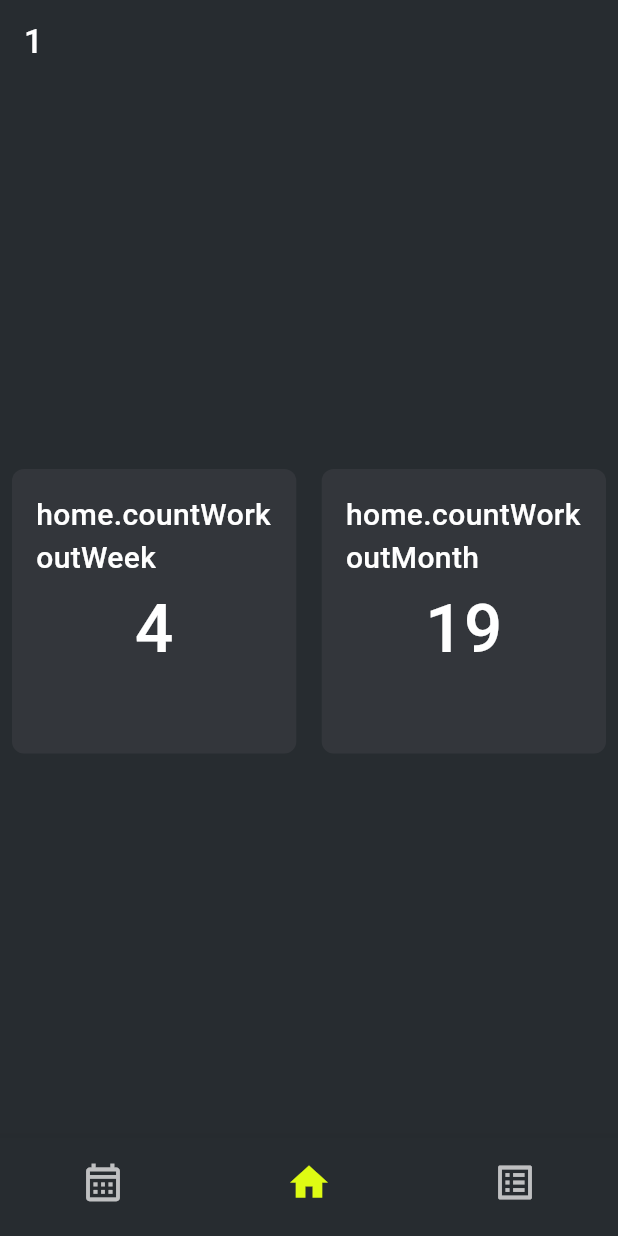
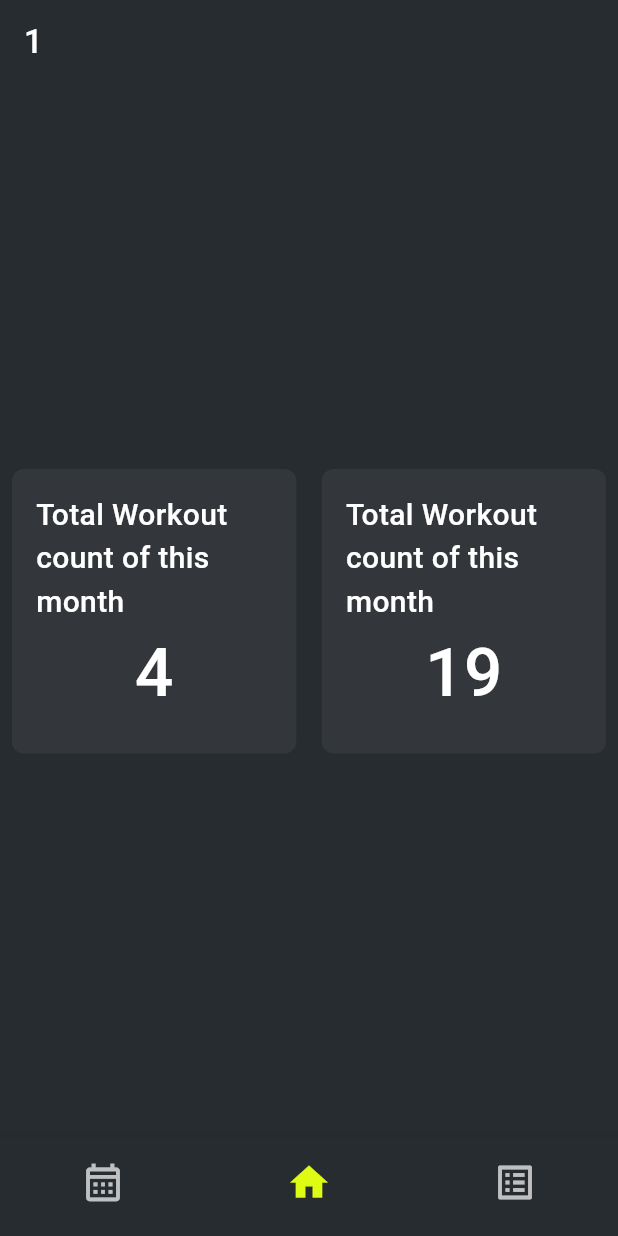
Before and after one commit to BerkCicekler/lifttracker, a Flutter app: the screen it shows after launch, on a phone screen of 412 x 824 dp. Run offline on Flutter 3.47's test engine with Material 2 defaults, Android fonts, the phone set to English and light mode, and no system bars; our stand-ins replace auto_route, easy_localization, table_calendar.

```diff
--- a/lib/feature/view/home/home_view.dart
+++ b/lib/feature/view/home/home_view.dart
@@ -23,7 +23,7 @@ class HomeView extends StatelessWidget {
                 mainAxisAlignment: MainAxisAlignment.spaceBetween,
                 children: [
                   CustomInformationContainer(
-                    title: 'home.countWorkoutWeek'.tr(),
+                    title: 'home.countWorkoutMonth'.tr(),
                     number: '4',
                   ),
                   CustomInformationContainer(
--- a/lib/main.dart
+++ b/lib/main.dart
@@ -1,3 +1,4 @@
+import 'package:easy_localization/easy_localization.dart';
 import 'package:flutter/material.dart';
 import 'package:lifttracker/product/init/product_initialization.dart';
 import 'package:lifttracker/product/init/product_localization.dart';
@@ -5,8 +6,9 @@ import 'package:lifttracker/product/theme/dark_theme.dart';
 import 'package:lifttracker/product/navigation/app_router.dart';
 
 void main() async {
+  print('app loading');
   await ProductInitialization.mainInit();
-
+  print('loaded');
   runApp(ProductLocalization(child: const _MyApp()));
 }
 
@@ -23,6 +25,9 @@ final class _MyApp extends StatelessWidget {
       theme: CustomDarkTheme.theme,
       debugShowCheckedModeBanner: false,
       routerConfig: _appRouter.config(),
+      localizationsDelegates: context.localizationDelegates,
+      supportedLocales: context.supportedLocales,
+      locale: context.locale,
     );
   }
 }
--- a/lib/product/constants/enums/locales.dart
+++ b/lib/product/constants/enums/locales.dart
@@ -3,10 +3,10 @@ import 'dart:ui';
 /// Supported locale enums for project
 enum Locales {
   /// Turkish locale
-  tr(Locale('tr_TR')),
+  tr(Locale('tr', 'TR')),
 
   /// English locale
-  en(Locale('en_EN'));
+  en(Locale('en', 'US'));
 
   /// Locale value
   final Locale locale;
--- a/pubspec.yaml
+++ b/pubspec.yaml
@@ -72,6 +72,7 @@ flutter:
   #   - images/a_dot_ham.jpeg
   assets:
     - assets/
+    - assets/translations/
 
   # An image asset can refer to one or more resolution-specific "variants", see
   # https://flutter.dev/assets-and-images/#resolution-aware
```
Also changed, not shown: assets/translations/en-US.json (renamed from assets/translations/en_US.json), assets/translations/tr-TR.json (renamed from assets/translations/tr_TR.json).
